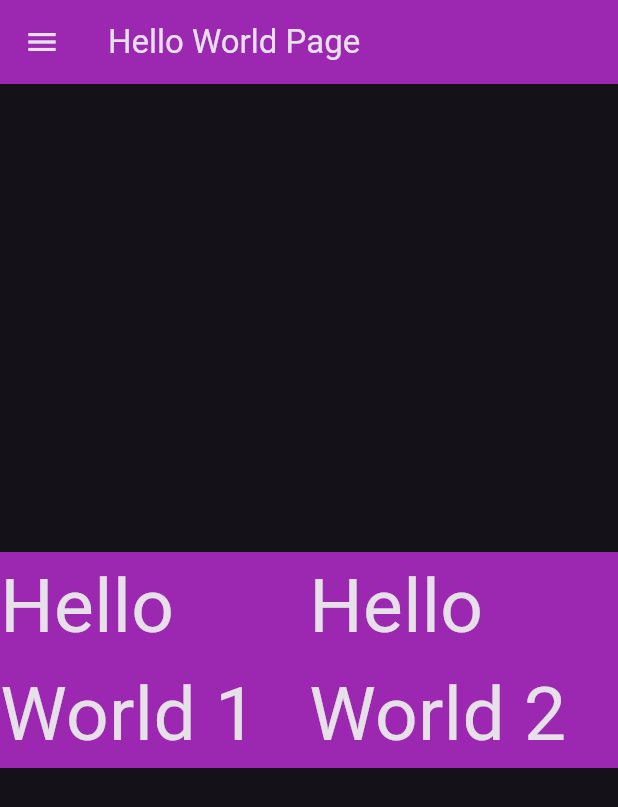
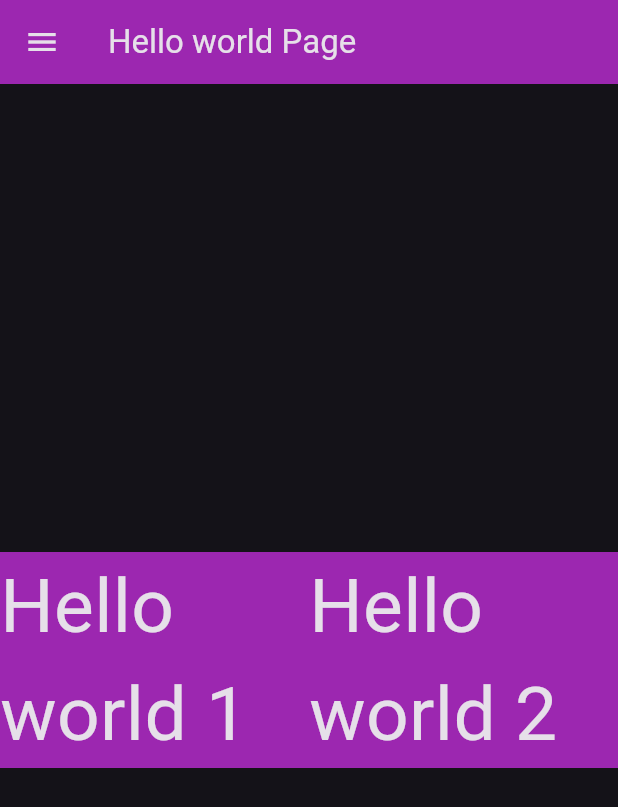
Before and after one commit to agustinventura/flutter_for_all_2023, a Flutter app: the screen it shows after launch, on a phone screen of 412 x 824 dp. Shown: the top 807 px of the screen. Run offline on Flutter 3.47's test engine with Material 3 defaults, Android fonts, the phone set to English and light mode, and no system bars.

Commit message:
Extracts GreetingService and creates unit test for it.

```diff
--- a/lib/hello_world_app.dart
+++ b/lib/hello_world_app.dart
@@ -17,7 +17,7 @@ class HelloWorldApp extends StatelessWidget {
           color: Colors.purple
         )
       ),
-      home: const HomePage()
+      home: HomePage()
     );
   }
 }
--- /dev/null
+++ b/lib/services/greeting_service.dart
@@ -0,0 +1,5 @@
+class GreetingService {
+  String greet() {
+    return 'Hello world';
+  }
+}
--- a/lib/ui/home_page.dart
+++ b/lib/ui/home_page.dart
@@ -1,22 +1,29 @@
 import 'package:flutter/material.dart';
+import 'package:flutter_for_all_2023/services/greeting_service.dart';
 import 'package:flutter_for_all_2023/ui/menu/hello_world_drawer.dart';
 
 class HomePage extends StatelessWidget {
-  const HomePage({super.key});
+
+  final greetingService = GreetingService();
+
+  HomePage({super.key});
 
   @override
   Widget build(BuildContext context) {
     return Scaffold(
         appBar: AppBar(
-          title: const Text('Hello World Page'),
+          title: Text('${greetingService.greet()} Page'),
         ),
         drawer: const HelloWorldDrawer(),
-        body: const HelloWorldContent());
+        body: HelloWorldContent());
   }
 }
 
 class HelloWorldContent extends StatelessWidget {
-  const HelloWorldContent({
+
+  final greetingService = GreetingService();
+
+  HelloWorldContent({
     super.key,
   });
 
@@ -25,20 +32,20 @@ class HelloWorldContent extends StatelessWidget {
     return Center(
         child: Container(
       color: Colors.purple,
-      child: const Row(
+      child: Row(
         children: [
           Expanded(
             child: Text(
-              'Hello World 1',
+              '${greetingService.greet()} 1',
               textDirection: TextDirection.ltr,
-              style: TextStyle(fontSize: 50),
+              style: const TextStyle(fontSize: 50),
             ),
           ),
           Expanded(
             child: Text(
-              'Hello World 2',
+              '${greetingService.greet()} 2',
               textDirection: TextDirection.ltr,
-              style: TextStyle(fontSize: 50),
+              style: const TextStyle(fontSize: 50),
             ),
           )
         ],
```
Also changed, not shown: 1 other file.
